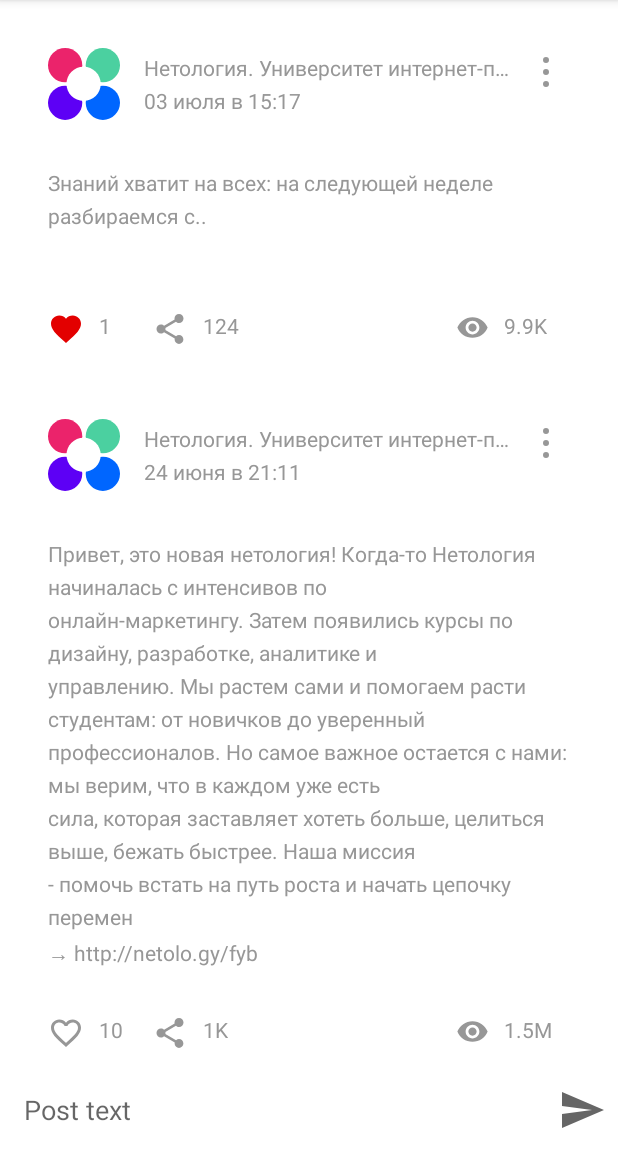
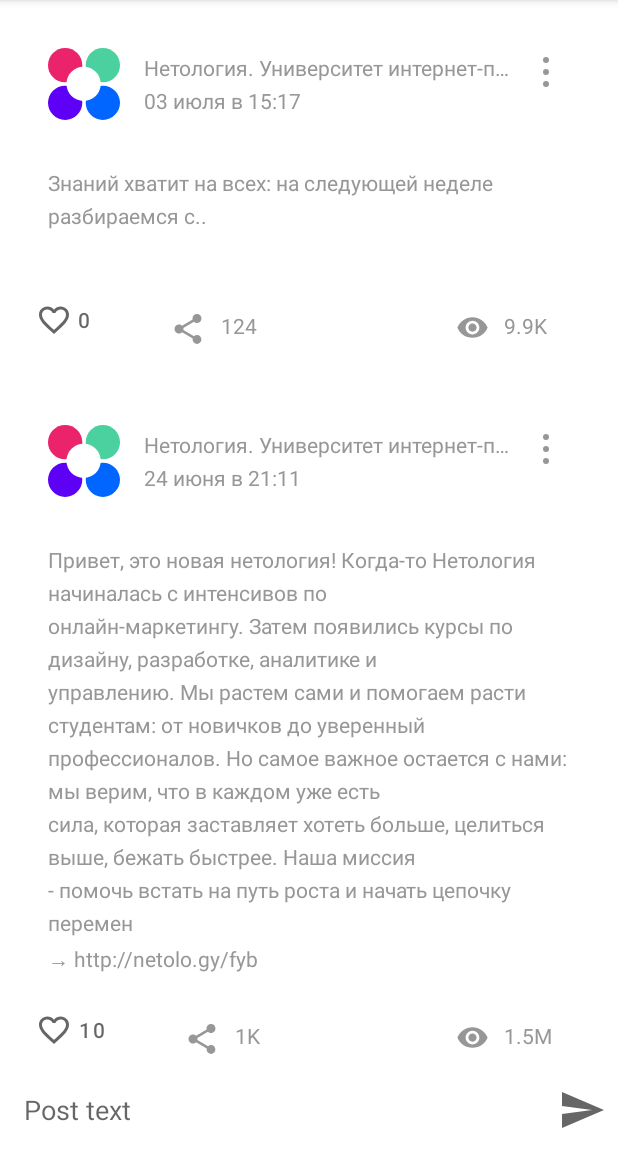
Before and after one commit to dimryb/NMedia, an Android app: the screen it shows after launch (MainActivity), after a tap on an icon or button, on a phone screen of 412 x 824 dp, the part 84-1236 px from its top. Run offline under Robolectric (Android 15) with nearby library versions, the phone set to English and light mode, and no system bars; 2 other taps on this screen came first.

Commit message:
Переделал с использованием стилей кнопку лайков

```diff
--- a/app/src/main/java/ru/netology/nmedia/presentation/PostViewHolder.kt
+++ b/app/src/main/java/ru/netology/nmedia/presentation/PostViewHolder.kt
@@ -28,7 +28,7 @@ class PostViewHolder(
             authorTextView.text = post.author
             publishedTextView.text = post.published
             postTextView.text = post.content
-            likesTextView.text = post.likesCount.toString()
+            likesImageView.text = post.likesCount.toString()
             shareTextView.text = formatter.counterCompression(post.sharedCount)
             viewsTextView.text = formatter.counterCompression(post.viewCount)
         }
@@ -36,13 +36,7 @@ class PostViewHolder(
     }
 
     private fun setLikedResource(cardPostBinding: CardPostBinding, isLiked: Boolean) {
-        cardPostBinding.likesImageView.setImageResource(
-            if (isLiked) {
-                R.drawable.ic_liked
-            } else {
-                R.drawable.ic_like
-            }
-        )
+        cardPostBinding.likesImageView.isChecked = isLiked
     }
 
     private fun setupClickListeners(cardPostBinding: CardPostBinding, post: Post) {
--- /dev/null
+++ b/app/src/main/res/color/like_checkbox_tint.xml
@@ -0,0 +1,5 @@
+<?xml version="1.0" encoding="utf-8"?>
+<selector xmlns:android="http://schemas.android.com/apk/res/android">
+    <item android:color="#ff0000" android:state_checked="true"/>
+    <item android:color="?attr/colorControlNormal" />
+</selector>
--- /dev/null
+++ b/app/src/main/res/drawable/ic_like_24dp.xml
@@ -0,0 +1,10 @@
+<?xml version="1.0" encoding="utf-8"?>
+<selector xmlns:android="http://schemas.android.com/apk/res/android">
+    <item
+        android:drawable="@drawable/ic_like_filled_24dp"
+        android:state_checked="true"
+        />
+    <item
+        android:drawable="@drawable/ic_like_outlined_24dp"
+        />
+</selector>
--- /dev/null
+++ b/app/src/main/res/drawable/ic_like_filled_24dp.xml
@@ -0,0 +1,9 @@
+<vector xmlns:android="http://schemas.android.com/apk/res/android"
+    android:width="24dp"
+    android:height="24dp"
+    android:viewportWidth="24"
+    android:viewportHeight="24">
+  <path
+      android:fillColor="@color/liked_red"
+      android:pathData="M12,21.35l-1.45,-1.32C5.4,15.36 2,12.28 2,8.5 2,5.42 4.42,3 7.5,3c1.74,0 3.41,0.81 4.5,2.09C13.09,3.81 14.76,3 16.5,3 19.58,3 22,5.42 22,8.5c0,3.78 -3.4,6.86 -8.55,11.54L12,21.35z"/>
+</vector>
--- /dev/null
+++ b/app/src/main/res/drawable/ic_like_outlined_24dp.xml
@@ -0,0 +1,9 @@
+<vector xmlns:android="http://schemas.android.com/apk/res/android"
+    android:width="24dp"
+    android:height="24dp"
+    android:viewportWidth="24"
+    android:viewportHeight="24">
+  <path
+      android:fillColor="@color/post_color"
+      android:pathData="M16.5,3c-1.74,0 -3.41,0.81 -4.5,2.09C10.91,3.81 9.24,3 7.5,3 4.42,3 2,5.42 2,8.5c0,3.78 3.4,6.86 8.55,11.54L12,21.35l1.45,-1.32C18.6,15.36 22,12.28 22,8.5 22,5.42 19.58,3 16.5,3zM12.1,18.55l-0.1,0.1 -0.1,-0.1C7.14,14.24 4,11.39 4,8.5 4,6.5 5.5,5 7.5,5c1.54,0 3.04,0.99 3.57,2.36h1.87C13.46,5.99 14.96,5 16.5,5c2,0 3.5,1.5 3.5,3.5 0,2.89 -3.14,5.74 -7.9,10.05z"/>
+</vector>
--- a/app/src/main/res/layout/card_post.xml
+++ b/app/src/main/res/layout/card_post.xml
@@ -1,12 +1,10 @@
 <?xml version="1.0" encoding="utf-8"?>
-<androidx.constraintlayout.widget.ConstraintLayout
-    xmlns:android="http://schemas.android.com/apk/res/android"
+<androidx.constraintlayout.widget.ConstraintLayout xmlns:android="http://schemas.android.com/apk/res/android"
     xmlns:app="http://schemas.android.com/apk/res-auto"
     xmlns:tools="http://schemas.android.com/tools"
     android:layout_width="match_parent"
     android:layout_height="wrap_content"
-    android:padding="@dimen/common_spacing"
-    >
+    android:padding="@dimen/common_spacing">
 
     <ImageView
         android:id="@+id/avatarImageView"
@@ -16,9 +14,9 @@
         android:layout_marginTop="@dimen/post_avatar_size"
         android:layout_marginBottom="@dimen/post_avatar_size"
         android:contentDescription="@string/description_post_author_avatar"
+        app:layout_constraintBottom_toTopOf="@id/headerTitleBarrier"
         app:layout_constraintStart_toStartOf="parent"
         app:layout_constraintTop_toTopOf="parent"
-        app:layout_constraintBottom_toTopOf="@id/headerTitleBarrier"
         app:srcCompat="@drawable/posts_avatars" />
 
     <TextView
@@ -46,22 +44,21 @@
         android:singleLine="true"
         android:textColor="@color/post_color"
         app:layout_constraintBottom_toBottomOf="@+id/avatarImageView"
+        app:layout_constraintStart_toEndOf="@id/avatarImageView"
         app:layout_constraintTop_toBottomOf="@+id/authorTextView"
-        app:layout_constraintStart_toEndOf="@id/avatarImageView"
         tools:text="@sample/posts.json/data/published" />
 
     <ImageView
         android:id="@+id/menuImageView"
         android:layout_width="wrap_content"
         android:layout_height="wrap_content"
+        android:layout_marginTop="@dimen/menu_margin_size"
         android:layout_marginEnd="@dimen/menu_margin_size"
-        android:layout_marginTop="@dimen/menu_margin_size"
+        android:background="@android:color/transparent"
         android:contentDescription="@string/description_menu"
-        android:background="@android:color/transparent"
         app:layout_constraintEnd_toEndOf="parent"
         app:layout_constraintTop_toTopOf="parent"
-        app:srcCompat="@drawable/ic_dots_three_vertical_icon"
-        />
+        app:srcCompat="@drawable/ic_dots_three_vertical_icon" />
 
     <androidx.constraintlayout.widget.Barrier
         android:id="@+id/headerTitleBarrier"
@@ -78,11 +75,11 @@
         android:layout_margin="@dimen/common_spacing"
         android:lineSpacingExtra="6dp"
         android:textColor="@color/post_color"
+        app:layout_constraintBottom_toTopOf="@id/bottomBarrier"
+        app:layout_constraintEnd_toEndOf="parent"
         app:layout_constraintStart_toStartOf="parent"
-        app:layout_constraintEnd_toEndOf="parent"
         app:layout_constraintTop_toBottomOf="@id/headerTitleBarrier"
-        app:layout_constraintBottom_toTopOf="@id/bottomBarrier"
-        tools:text="@sample/posts.json/data/content"/>
+        tools:text="@sample/posts.json/data/content" />
 
     <androidx.constraintlayout.widget.Barrier
         android:id="@+id/bottomBarrier"
@@ -91,43 +88,35 @@
         app:barrierDirection="bottom"
         app:constraint_referenced_ids="postTextView" />
 
-    <ImageView
+    <com.google.android.material.button.MaterialButton
         android:id="@+id/likesImageView"
         android:layout_width="wrap_content"
         android:layout_height="wrap_content"
-        android:layout_margin="@dimen/common_spacing"
+        android:checkable="true"
+        android:contentDescription="@string/description_post_like"
+        android:text="1"
         app:layout_constraintStart_toStartOf="parent"
         app:layout_constraintTop_toBottomOf="@id/bottomBarrier"
-        app:srcCompat="@drawable/ic_like" />
-
-    <TextView
-        android:id="@+id/likesTextView"
-        android:layout_width="wrap_content"
-        android:layout_height="wrap_content"
-        android:layout_marginStart="@dimen/index_spacing"
-        android:textColor="@color/post_color"
-        android:layout_marginTop="@dimen/common_spacing"
-        app:layout_constraintStart_toEndOf="@+id/likesImageView"
-        app:layout_constraintTop_toBottomOf="@id/bottomBarrier"
-        tools:text="10" />
+        app:icon="@drawable/ic_like_24dp"
+        style="@style/Widget.AppTheme.LikeCheckBox"/>
 
     <ImageView
         android:id="@+id/shareImageView"
         android:layout_width="wrap_content"
         android:layout_height="wrap_content"
+        android:layout_marginStart="45dp"
         android:layout_marginTop="@dimen/common_spacing"
-        android:layout_marginStart="45dp"
-        app:srcCompat="@drawable/ic_share"
+        app:layout_constraintStart_toEndOf="@id/likesImageView"
         app:layout_constraintTop_toBottomOf="@id/bottomBarrier"
-        app:layout_constraintStart_toEndOf="@id/likesImageView"/>
+        app:srcCompat="@drawable/ic_share" />
 
     <TextView
         android:id="@+id/shareTextView"
         android:layout_width="wrap_content"
         android:layout_height="wrap_content"
+        android:layout_marginStart="@dimen/index_spacing"
         android:layout_marginTop="@dimen/common_spacing"
         android:textColor="@color/post_color"
-        android:layout_marginStart="@dimen/index_spacing"
         app:layout_constraintStart_toEndOf="@+id/shareImageView"
         app:layout_constraintTop_toBottomOf="@id/bottomBarrier"
         tools:text="5" />
@@ -137,18 +126,18 @@
         android:layout_width="wrap_content"
         android:layout_height="wrap_content"
         android:layout_marginTop="@dimen/common_spacing"
+        android:layout_marginEnd="70dp"
         app:layout_constraintEnd_toEndOf="parent"
         app:layout_constraintTop_toBottomOf="@id/bottomBarrier"
-        android:layout_marginEnd="70dp"
         app:srcCompat="@drawable/ic_views" />
 
     <TextView
         android:id="@+id/viewsTextView"
         android:layout_width="wrap_content"
         android:layout_height="wrap_content"
+        android:layout_marginStart="@dimen/index_spacing"
+        android:layout_marginTop="@dimen/common_spacing"
         android:textColor="@color/post_color"
-        android:layout_marginTop="@dimen/common_spacing"
-        android:layout_marginStart="@dimen/index_spacing"
         app:layout_constraintStart_toEndOf="@+id/viewsImageView"
         app:layout_constraintTop_toBottomOf="@id/bottomBarrier"
         tools:text="500K" />
--- a/app/src/main/res/values/dimens.xml
+++ b/app/src/main/res/values/dimens.xml
@@ -5,4 +5,5 @@
     <dimen name="menu_margin_size">16dp</dimen>
     <dimen name="index_spacing">10dp</dimen>
     <dimen name="common_spacing_small">8dp</dimen>
+    <dimen name="icon_button_min_size">24dp</dimen>
 </resources>
--- a/app/src/main/res/values/strings.xml
+++ b/app/src/main/res/values/strings.xml
@@ -7,4 +7,5 @@
     <string name="post_input_hint">Post text</string>
     <string name="empty_post_error">Post is blank</string>
     <string name="option_menu_edit">Edit</string>
+    <string name="description_post_like">Like</string>
 </resources>
--- /dev/null
+++ b/app/src/main/res/values/styles.xml
@@ -0,0 +1,10 @@
+<?xml version="1.0" encoding="utf-8"?>
+<resources>
+    <style name="Widget.AppTheme.LikeCheckBox"
+        parent="Widget.MaterialComponents.Button.TextButton.Icon">
+        <item name="iconTint">@color/like_checkbox_tint</item>
+        <item name="android:minWidth">@dimen/icon_button_min_size</item>
+        <item name="android:minHeight">@dimen/icon_button_min_size</item>
+    </style>
+
+</resources>
```
Also changed, not shown: 1 other file.
